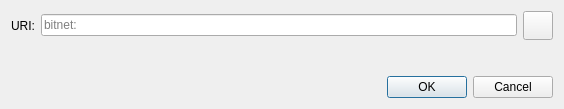
Old version of the form src/qt/forms/openuridialog.ui in the repository waifu-core/waifu-core.
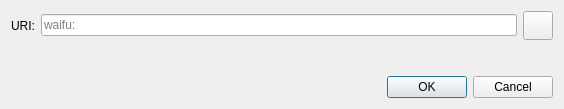
New version of the form. Icons and pictures are not drawn. Custom widgets are drawn as their Qt base class.

Commit message: rename binaries to waifud and waifu-qt

The edit to the form file:
```diff
--- a/src/qt/forms/openuridialog.ui
+++ b/src/qt/forms/openuridialog.ui
@@ -26,7 +26,7 @@
      <item>
       <widget class="QValidatedLineEdit" name="uriEdit">
        <property name="placeholderText">
-        <string notr="true">bitnet:</string>
+        <string notr="true">waifu:</string>
        </property>
       </widget>
      </item>
```
Left out of the diff: 4 changed lines with no effect on the pictures. The commit also changes 772 other files.
